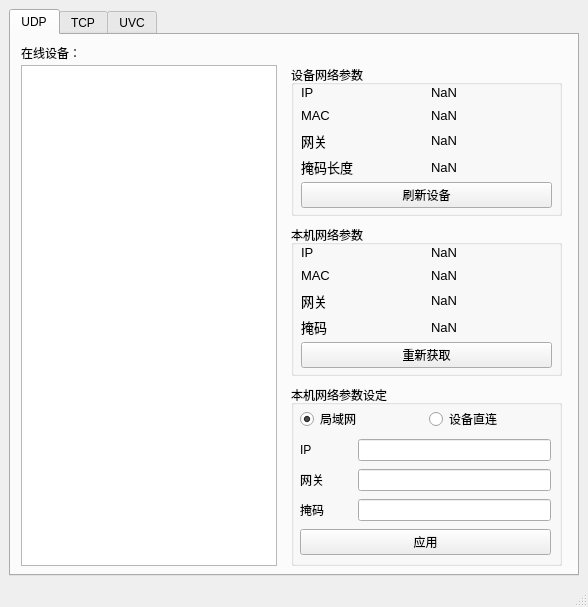
The window that mainwindow.ui (zyxeeker/CameraTool_Qt) describes before a commit, drawn with Qt 5.
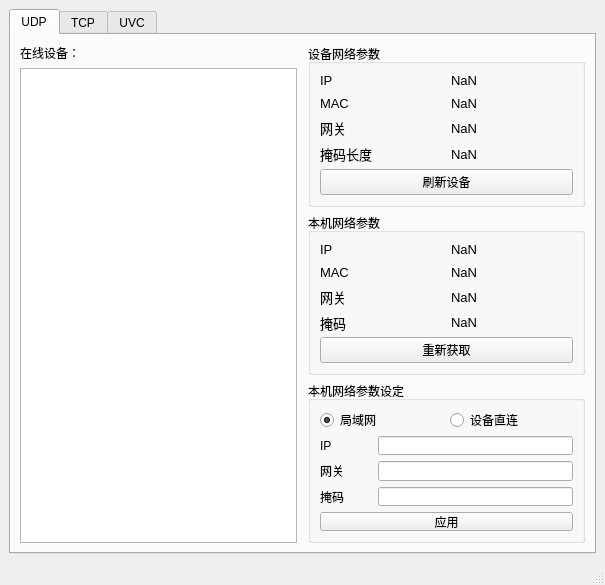
The same window after the commit.

Commit message: 🛠[update]更新界面

```diff
--- a/mainwindow.ui
+++ b/mainwindow.ui
@@ -6,14 +6,14 @@
          <rect>
              <x>0</x>
              <y>0</y>
-             <width>588</width>
-             <height>607</height>
+             <width>605</width>
+             <height>585</height>
          </rect>
      </property>
      <property name="minimumSize">
          <size>
-             <width>588</width>
-             <height>607</height>
+             <width>605</width>
+             <height>585</height>
          </size>
      </property>
      <property name="windowTitle">
@@ -36,50 +36,32 @@
        <attribute name="title">
         <string>UDP</string>
        </attribute>
+                         <layout class="QGridLayout" name="gridLayout_9">
+                             <item row="0" column="0">
+                                 <layout class="QGridLayout" name="gridLayout_8">
+                                     <item row="0" column="0">
+                                         <layout class="QVBoxLayout" name="verticalLayout_2">
+                                             <item>
        <widget class="QLabel" name="label_13">
-        <property name="geometry">
-         <rect>
-          <x>10</x>
-          <y>10</y>
-          <width>171</width>
-          <height>16</height>
-         </rect>
-        </property>
         <property name="text">
          <string>在线设备：</string>
         </property>
        </widget>
-       <widget class="QListWidget" name="list">
-        <property name="geometry">
-         <rect>
-          <x>10</x>
-          <y>30</y>
-          <width>256</width>
-          <height>501</height>
-         </rect>
-        </property>
-       </widget>
+                                             </item>
+                                             <item>
+                                                 <widget class="QListWidget" name="list"/>
+                                             </item>
+                                         </layout>
+                                     </item>
+                                     <item row="0" column="2">
+                                         <layout class="QGridLayout" name="gridLayout_7">
+                                             <item row="0" column="0">
        <widget class="QGroupBox" name="groupBox">
-        <property name="geometry">
-         <rect>
-          <x>280</x>
-          <y>30</y>
-          <width>271</width>
-          <height>151</height>
-         </rect>
-        </property>
         <property name="title">
          <string>设备网络参数</string>
         </property>
-        <widget class="QWidget" name="verticalLayoutWidget_3">
-         <property name="geometry">
-          <rect>
-           <x>10</x>
-           <y>20</y>
-           <width>251</width>
-           <height>123</height>
-          </rect>
-         </property>
+                                                     <layout class="QGridLayout" name="gridLayout_2">
+                                                         <item row="0" column="0">
          <layout class="QVBoxLayout" name="verticalLayout_4">
           <item>
            <layout class="QVBoxLayout" name="verticalLayout_3">
@@ -200,19 +182,6 @@
             </item>
            </layout>
           </item>
-          <item>
-           <spacer name="verticalSpacer">
-            <property name="orientation">
-             <enum>Qt::Vertical</enum>
-            </property>
-            <property name="sizeHint" stdset="0">
-             <size>
-              <width>20</width>
-              <height>40</height>
-             </size>
-            </property>
-           </spacer>
-          </item>
           <item>
            <widget class="QPushButton" name="do_refresh">
             <property name="text">
@@ -221,29 +190,17 @@
            </widget>
           </item>
          </layout>
-        </widget>
-       </widget>
+                                                         </item>
+                                                     </layout>
+                                                 </widget>
+                                             </item>
+                                             <item row="1" column="0">
        <widget class="QGroupBox" name="groupBox_2">
-        <property name="geometry">
-         <rect>
-          <x>280</x>
-          <y>190</y>
-          <width>271</width>
-          <height>151</height>
-         </rect>
-        </property>
         <property name="title">
          <string>本机网络参数</string>
         </property>
-        <widget class="QWidget" name="verticalLayoutWidget_4">
-         <property name="geometry">
-          <rect>
-           <x>10</x>
-           <y>20</y>
-           <width>251</width>
-           <height>123</height>
-          </rect>
-         </property>
+                                                     <layout class="QGridLayout" name="gridLayout_3">
+                                                         <item row="0" column="0">
          <layout class="QVBoxLayout" name="verticalLayout_5">
           <item>
            <layout class="QVBoxLayout" name="verticalLayout_6">
@@ -364,19 +321,6 @@
             </item>
            </layout>
           </item>
-          <item>
-           <spacer name="verticalSpacer_2">
-            <property name="orientation">
-             <enum>Qt::Vertical</enum>
-            </property>
-            <property name="sizeHint" stdset="0">
-             <size>
-              <width>20</width>
-              <height>40</height>
-             </size>
-            </property>
-           </spacer>
-          </item>
           <item>
            <widget class="QPushButton" name="local_refresh">
             <property name="text">
@@ -385,29 +329,17 @@
            </widget>
           </item>
          </layout>
-        </widget>
-       </widget>
+                                                         </item>
+                                                     </layout>
+                                                 </widget>
+                                             </item>
+                                             <item row="2" column="0">
        <widget class="QGroupBox" name="groupBox_3">
-        <property name="geometry">
-         <rect>
-          <x>280</x>
-          <y>350</y>
-          <width>271</width>
-          <height>181</height>
-         </rect>
-        </property>
         <property name="title">
          <string>本机网络参数设定</string>
         </property>
-        <widget class="QWidget" name="verticalLayoutWidget">
-         <property name="geometry">
-          <rect>
-           <x>9</x>
-           <y>20</y>
-           <width>251</width>
-           <height>153</height>
-          </rect>
-         </property>
+                                                     <layout class="QGridLayout" name="gridLayout_4">
+                                                         <item row="0" column="0">
          <layout class="QVBoxLayout" name="verticalLayout">
           <item>
            <layout class="QHBoxLayout" name="horizontalLayout">
@@ -536,8 +468,31 @@
            </widget>
           </item>
          </layout>
-        </widget>
-       </widget>
+                                                         </item>
+                                                     </layout>
+                                                 </widget>
+                                             </item>
+                                         </layout>
+                                     </item>
+                                     <item row="0" column="1">
+                                         <spacer name="horizontalSpacer_7">
+                                             <property name="orientation">
+                                                 <enum>Qt::Horizontal</enum>
+                                             </property>
+                                             <property name="sizeType">
+                                                 <enum>QSizePolicy::Minimum</enum>
+                                             </property>
+                                             <property name="sizeHint" stdset="0">
+                                                 <size>
+                                                     <width>5</width>
+                                                     <height>20</height>
+                                                 </size>
+                                             </property>
+                                         </spacer>
+                                     </item>
+                                 </layout>
+                             </item>
+                         </layout>
       </widget>
       <widget class="QWidget" name="tcp">
        <attribute name="title">
```
Left out of the diff: 141 changed lines with no effect on the pictures. Lines whose indentation alone changed are shown as unchanged.
